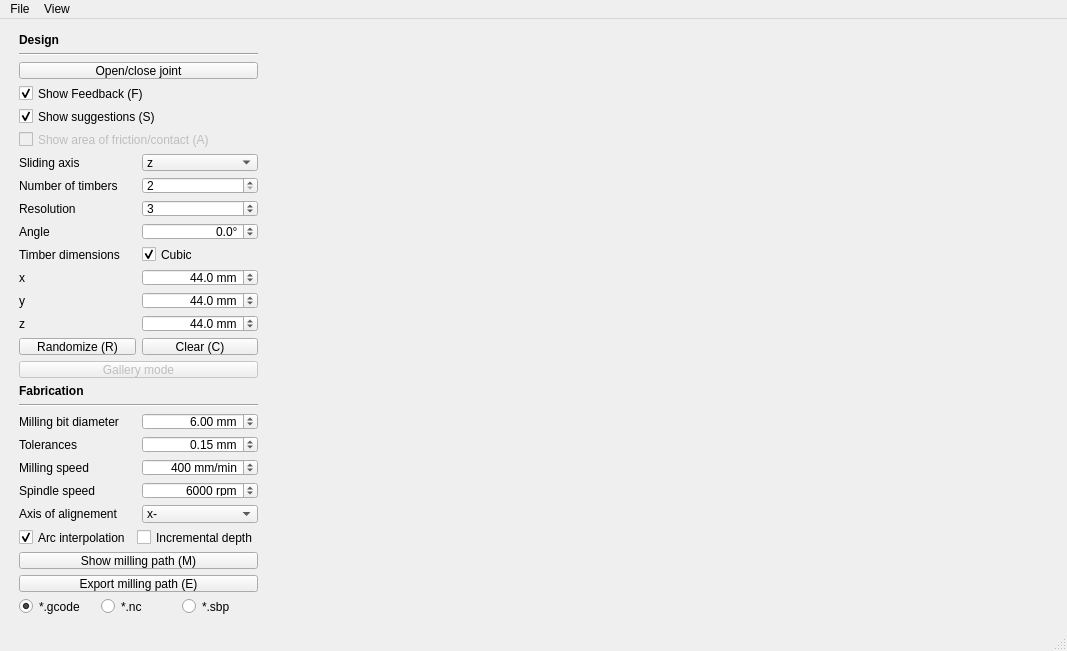
First picture: the form in tsugite/Tsugite.ui, repository kennethinfante/tsugite_project, before the edit.
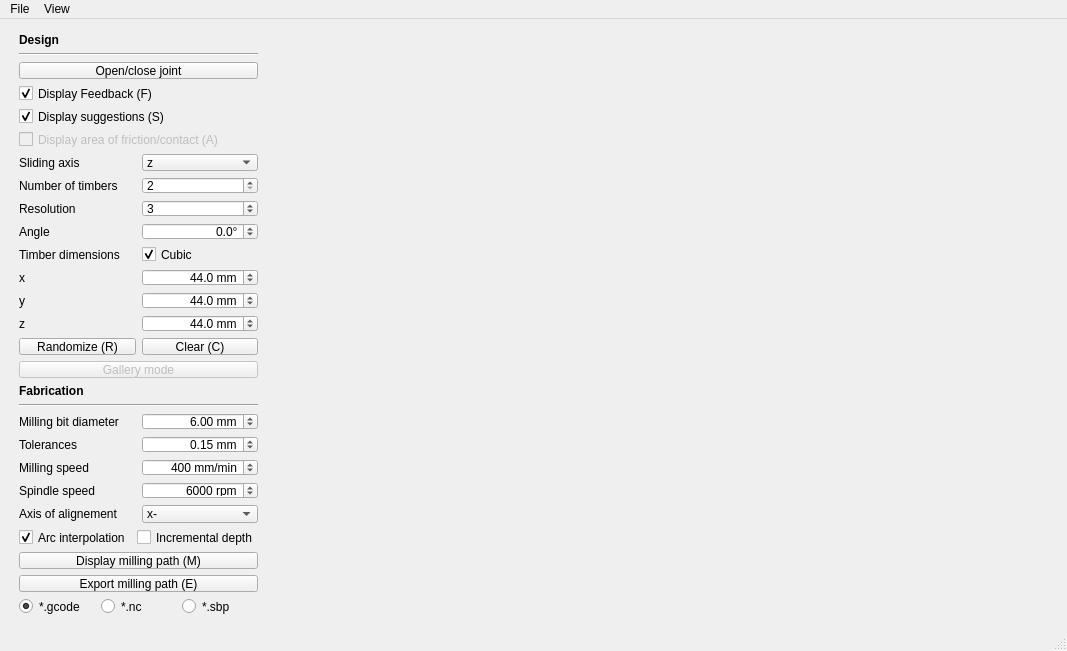
Second picture: the form after the edit.

Diff of the .ui file:
```diff
--- a/tsugite/Tsugite.ui
+++ b/tsugite/Tsugite.ui
@@ -84,7 +84,7 @@
       <item>
        <widget class="QCheckBox" name="checkFEED">
         <property name="text">
-         <string>Show Feedback (F)</string>
+         <string>Display Feedback (F)</string>
         </property>
         <property name="shortcut">
          <string>F</string>
@@ -97,7 +97,7 @@
       <item>
        <widget class="QCheckBox" name="checkSUG">
         <property name="text">
-         <string>Show suggestions (S)</string>
+         <string>Display suggestions (S)</string>
         </property>
         <property name="shortcut">
          <string>S</string>
@@ -113,7 +113,7 @@
          <bool>false</bool>
         </property>
         <property name="text">
-         <string>Show area of friction/contact (A)</string>
+         <string>Display area of friction/contact (A)</string>
         </property>
         <property name="shortcut">
          <string>A</string>
@@ -687,7 +687,7 @@
       <item>
        <widget class="QPushButton" name="buttonPATH">
         <property name="text">
-         <string>Show milling path (M)</string>
+         <string>Display milling path (M)</string>
         </property>
         <property name="shortcut">
          <string>M</string>
```
Left out of the diff: 6 changed lines with no effect on the pictures.
